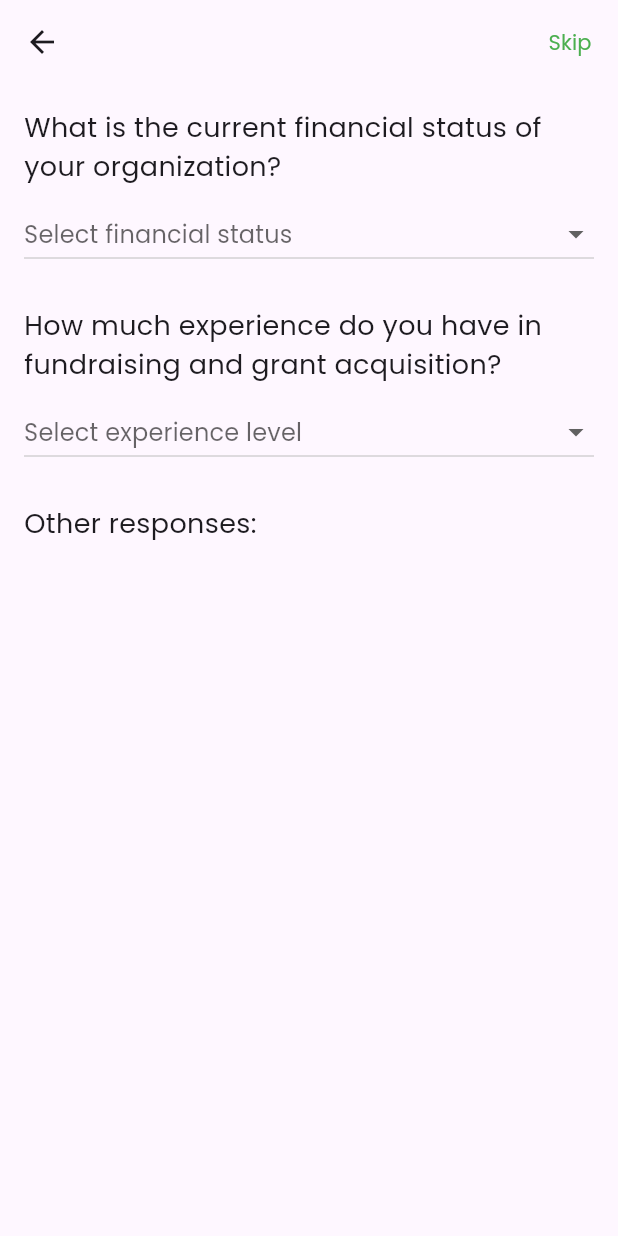
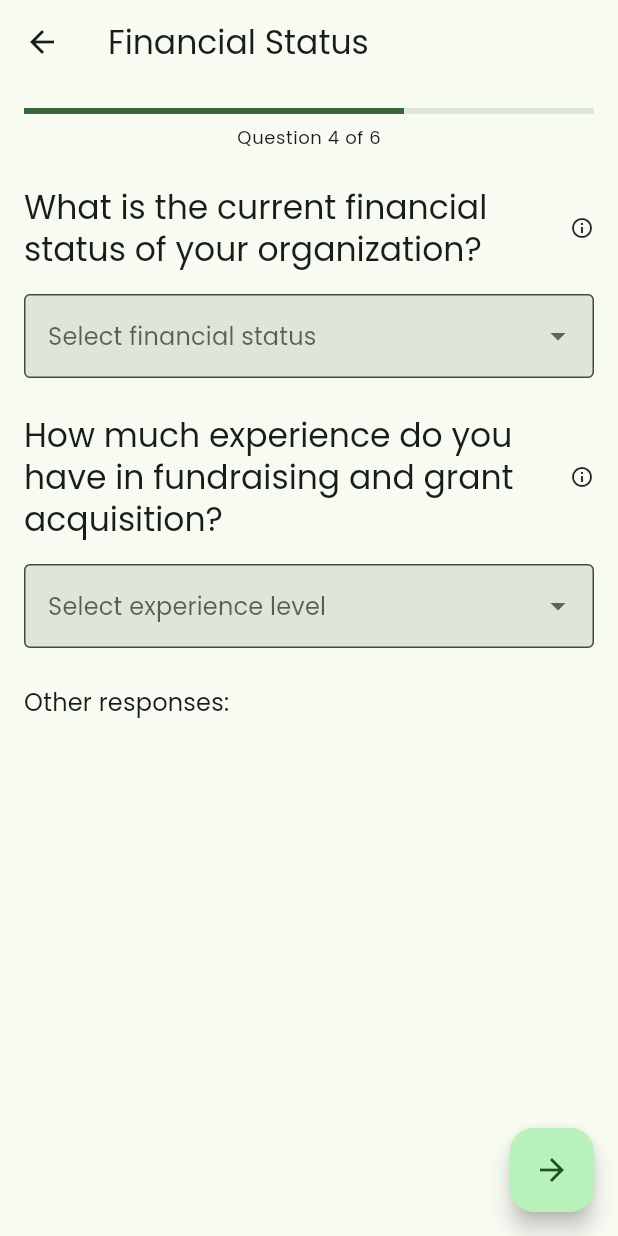
Before and after one commit to DevanshuShahs/PalorahAI, a Flutter app: the QuestionFour screen opened directly with empty values, on a phone screen of 412 x 824 dp. Run offline on Flutter 3.47's test engine with Material 3 defaults, Android fonts, the phone set to English and light mode, and no system bars; our stand-ins replace cloud_firestore, firebase_auth, firebase_core, firebase_messaging, flutter_gemini, shimmer; accounts and stored records are empty.

Commit message:
used the power of beautiful claude
animations for transitions, progess bar, icon tooltips, theming and cleaner UI

```diff
--- a/app/lib/Pages/Questionnaire/question_4.dart
+++ b/app/lib/Pages/Questionnaire/question_4.dart
@@ -1,25 +1,19 @@
-import 'package:flutter/cupertino.dart';
 import 'package:flutter/material.dart';
-import 'question_3.dart';
+import '../shared_widgets.dart';
 import 'question_5.dart';
 
-// ignore: must_be_immutable
 class QuestionFour extends StatefulWidget {
-  QuestionFour({super.key, required this.responses});
+  final List<String> responses;
 
-  List<String> responses;
+  const QuestionFour({Key? key, required this.responses}) : super(key: key);
 
   @override
-  State<QuestionFour> createState() {
-    return _QuestionFourState();
-  }
+  _QuestionFourState createState() => _QuestionFourState();
 }
 
 class _QuestionFourState extends State<QuestionFour> {
-  bool isChecked = false;
   String? financialStatus;
   String? fundraisingExperience;
-  late List<String> tempResponses;
 
   final List<String> financialStatusOptions = [
     'Very stable',
@@ -35,123 +29,77 @@ class _QuestionFourState extends State<QuestionFour> {
     'Advanced'
   ];
 
-  @override
-  void initState() {
-    super.initState();
-    tempResponses = List.from(widget.responses); // Create a copy of the responses
-  }
-
   void _updateResponses() {
-    tempResponses = List.from(widget.responses); // Reset tempResponses to the original
-    if (financialStatus != null) {
-      tempResponses.add(financialStatus!);
-    }
-    if (fundraisingExperience != null) {
-      tempResponses.add(fundraisingExperience!);
-    }
-  }
-
-  bool get hasInputtedData {
-    return financialStatus != null || fundraisingExperience != null;
+    List<String> newResponses = [...widget.responses];
+    if (financialStatus != null) newResponses.add(financialStatus!);
+    if (fundraisingExperience != null) newResponses.add(fundraisingExperience!);
+    Navigator.push(
+      context,
+      PageRouteBuilder(
+        pageBuilder: (context, animation, secondaryAnimation) => QuestionFive(responses: newResponses),
+        transitionsBuilder: (context, animation, secondaryAnimation, child) {
+          return FadeTransition(opacity: animation, child: child);
+        },
+      ),
+    );
   }
 
   @override
   Widget build(BuildContext context) {
     return Scaffold(
-      appBar: AppBar(
-        leading: IconButton(
-          icon: const Icon(Icons.arrow_back),
-          onPressed: () {
-            Navigator.pop(
-              context,
-              CupertinoPageRoute(builder: (context) => QuestionThree(responses: widget.responses)),
-            );
-          },
-        ),
-        actions: [
-          hasInputtedData
-              ? IconButton(
-                  icon: const Icon(Icons.arrow_forward),
-                  onPressed: () {
-                    _updateResponses();
-                    Navigator.push(
-                      context,
-                      CupertinoPageRoute(builder: (context) => QuestionFive(responses: tempResponses)),
-                    );
-                  },
-                )
-              : TextButton(
-                  onPressed: () {
-                    Navigator.push(
-                      context,
-                      CupertinoPageRoute(builder: (context) => QuestionFive(responses: widget.responses)),
-                    );
-                  },
-                  child: const Text(
-                    'Skip',
-                    style: TextStyle(color: Colors.green),
-                  ),
-                ),
-        ],
-      ),
-      body: Padding(
-        padding: const EdgeInsets.all(16.0),
+      appBar: AppBar(title: Text('Financial Status')),
+      body: SingleChildScrollView(
+        padding: EdgeInsets.all(16),
         child: Column(
           crossAxisAlignment: CrossAxisAlignment.start,
           children: [
-            const Text(
-              'What is the current financial status of your organization?',
-              style: TextStyle(fontSize: 18),
+            QuestionnaireProgress(currentStep: 4, totalSteps: 6),
+            SizedBox(height: 24),
+            Row(
+              children: [
+                Expanded(child: Text('What is the current financial status of your organization?', style: Theme.of(context).textTheme.titleLarge)),
+                InfoTooltip(message: 'This helps us understand your financial needs.'),
+              ],
             ),
-            const SizedBox(height: 8),
-            DropdownButton<String>(
+            SizedBox(height: 16),
+            CustomDropdown<String>(
               value: financialStatus,
-              hint: const Text('Select financial status'),
-              isExpanded: true,
-              items: financialStatusOptions.map((String value) {
-                return DropdownMenuItem<String>(
-                  value: value,
-                  child: Text(value),
-                );
-              }).toList(),
+              items: financialStatusOptions,
+              hint: 'Select financial status',
               onChanged: (newValue) {
                 setState(() {
                   financialStatus = newValue;
                 });
               },
             ),
-            const SizedBox(height: 24),
-            const Text(
-              'How much experience do you have in fundraising and grant acquisition?',
-              style: TextStyle(fontSize: 18),
+            SizedBox(height: 24),
+            Row(
+              children: [
+                Expanded(child: Text('How much experience do you have in fundraising and grant acquisition?', style: Theme.of(context).textTheme.titleLarge)),
+                InfoTooltip(message: 'This helps us tailor our recommendations to your experience level.'),
+              ],
             ),
-            const SizedBox(height: 8),
-            DropdownButton<String>(
+            SizedBox(height: 16),
+            CustomDropdown<String>(
               value: fundraisingExperience,
-              hint: const Text('Select experience level'),
-              isExpanded: true,
-              items: fundraisingExperienceOptions.map((String value) {
-                return DropdownMenuItem<String>(
-                  value: value,
-                  child: Text(value),
-                );
-              }).toList(),
+              items: fundraisingExperienceOptions,
+              hint: 'Select experience level',
               onChanged: (newValue) {
                 setState(() {
                   fundraisingExperience = newValue;
                 });
               },
             ),
-            const SizedBox(height: 24),
-            const Text(
-              'Other responses:',
-              style: TextStyle(fontSize: 18),
-            ),
-            const SizedBox(height: 8),
+            SizedBox(height: 24),
+            Text('Other responses:', style: Theme.of(context).textTheme.titleMedium),
             Text(widget.responses.join(', ')),
           ],
         ),
       ),
+      floatingActionButton: FloatingActionButton(
+        onPressed: _updateResponses,
+        child: Icon(Icons.arrow_forward),
+      ),
     );
   }
 }
--- /dev/null
+++ b/app/lib/Pages/shared_widgets.dart
@@ -0,0 +1,78 @@
+import 'package:flutter/material.dart';
+
+class QuestionnaireProgress extends StatelessWidget {
+  final int currentStep;
+  final int totalSteps;
+
+  const QuestionnaireProgress({Key? key, required this.currentStep, required this.totalSteps}) : super(key: key);
+
+  @override
+  Widget build(BuildContext context) {
+    return Column(
+      children: [
+        LinearProgressIndicator(
+          value: currentStep / totalSteps,
+          backgroundColor: Theme.of(context).colorScheme.surfaceVariant,
+          valueColor: AlwaysStoppedAnimation<Color>(Theme.of(context).colorScheme.primary),
+        ),
+        SizedBox(height: 8),
+        Text(
+          'Question $currentStep of $totalSteps',
+          style: Theme.of(context).textTheme.bodySmall,
+        ),
+      ],
+    );
+  }
+}
+
+class CustomDropdown<T> extends StatelessWidget {
+  final T? value;
+  final List<T> items;
+  final String hint;
+  final void Function(T?) onChanged;
+  final String? Function(T?)? validator;
+
+  const CustomDropdown({
+    Key? key,
+    required this.value,
+    required this.items,
+    required this.hint,
+    required this.onChanged,
+    this.validator,
+  }) : super(key: key);
+
+  @override
+  Widget build(BuildContext context) {
+    return DropdownButtonFormField<T>(
+      value: value,
+      items: items.map((T item) {
+        return DropdownMenuItem<T>(
+          value: item,
+          child: Text(item.toString()),
+        );
+      }).toList(),
+      onChanged: onChanged,
+      validator: validator,
+      decoration: InputDecoration(
+        border: OutlineInputBorder(),
+        filled: true,
+        hintText: hint,
+        fillColor: Theme.of(context).colorScheme.surfaceVariant,
+      ),
+    );
+  }
+}
+
+class InfoTooltip extends StatelessWidget {
+  final String message;
+
+  const InfoTooltip({Key? key, required this.message}) : super(key: key);
+
+  @override
+  Widget build(BuildContext context) {
+    return Tooltip(
+      message: message,
+      child: Icon(Icons.info_outline, size: 16),
+    );
+  }
+}
```
Also changed, not shown: app/lib/Pages/Questionnaire/question_1.dart (+61 -113 lines), app/lib/Pages/Questionnaire/question_2.dart (+41 -65 lines), app/lib/Pages/Questionnaire/question_3.dart (+48 -72 lines), app/lib/main.dart (+6 -7 lines), app/lib/Pages/Questionnaire/question_5.dart (line endings or trailing spaces).
